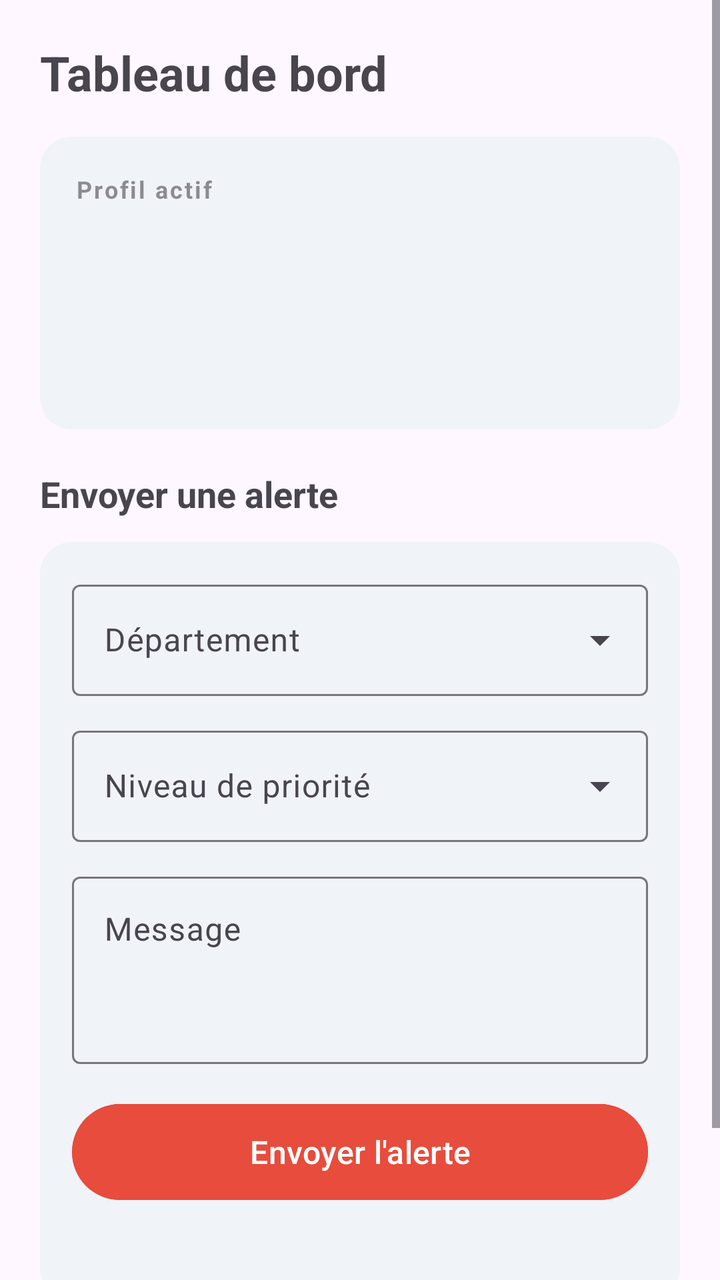
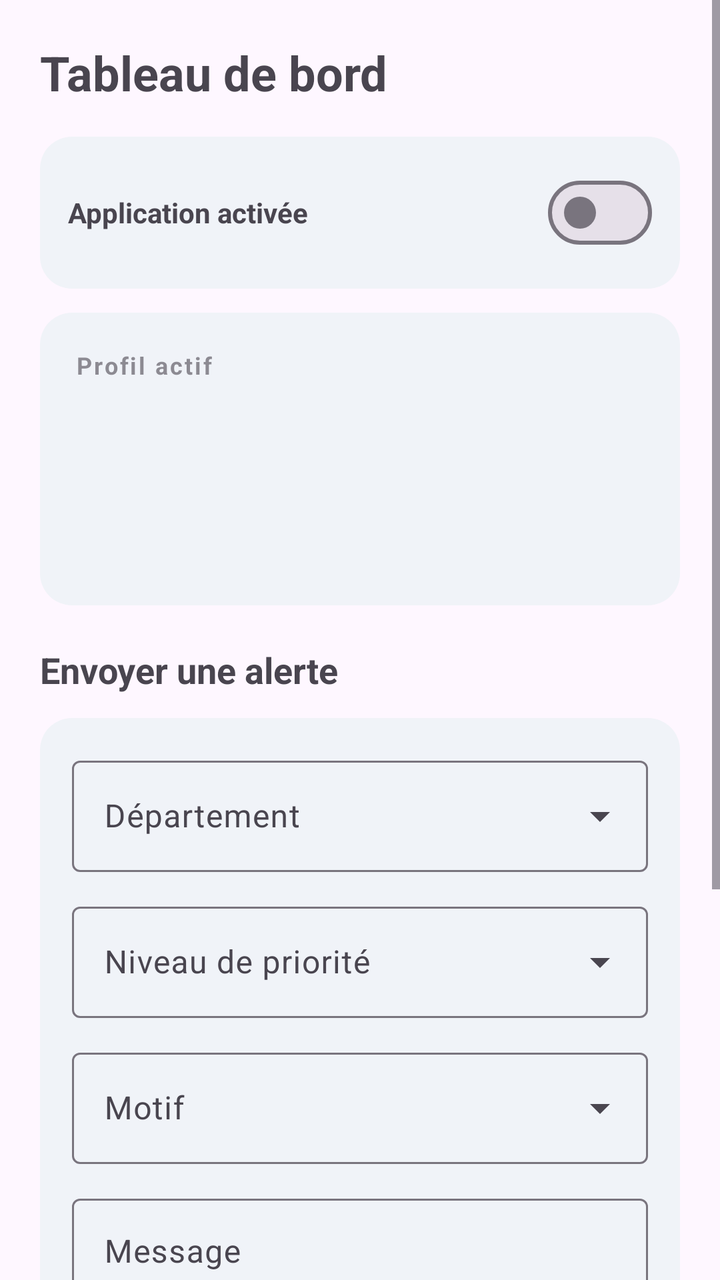

Compare the two renders of this Android layout. The source of the first and the diff that turns it into the second are given below.
<!-- AndroidManifest.xml: application theme Theme.IlineEmergency -->
<!-- res/layout/fragment_dashboard.xml -->
<?xml version="1.0" encoding="utf-8"?>
<ScrollView xmlns:android="http://schemas.android.com/apk/res/android"
    xmlns:app="http://schemas.android.com/apk/res-auto"
    android:layout_width="match_parent"
    android:layout_height="match_parent"
    android:fillViewport="true">

    <LinearLayout
        android:layout_width="match_parent"
        android:layout_height="wrap_content"
        android:orientation="vertical"
        android:padding="20dp">

        <TextView
            android:layout_width="wrap_content"
            android:layout_height="wrap_content"
            android:text="@string/dashboard_title"
            android:textSize="24sp"
            android:textStyle="bold"
            android:layout_marginBottom="16dp" />

        
        <LinearLayout
            android:id="@+id/profileCard"
            android:layout_width="match_parent"
            android:layout_height="wrap_content"
            android:orientation="vertical"
            android:background="@drawable/bg_card"
            android:padding="18dp"
            android:layout_marginBottom="20dp">

            <TextView
                android:layout_width="wrap_content"
                android:layout_height="wrap_content"
                android:text="@string/label_current_profile"
                android:textStyle="bold"
                android:textSize="12sp"
                android:letterSpacing="0.08"
                android:alpha="0.6"
                android:layout_marginBottom="6dp" />

            <TextView
                android:id="@+id/textProfileName"
                android:layout_width="match_parent"
                android:layout_height="wrap_content"
                android:textSize="18sp"
                android:textStyle="bold" />

            <TextView
                android:id="@+id/textProfileRole"
                android:layout_width="match_parent"
                android:layout_height="wrap_content"
                android:alpha="0.75"
                android:layout_marginTop="2dp" />

            <TextView
                android:id="@+id/textFacilitySerial"
                android:layout_width="match_parent"
                android:layout_height="wrap_content"
                android:textSize="12sp"
                android:fontFamily="monospace"
                android:alpha="0.7"
                android:layout_marginTop="10dp" />

            <TextView
                android:id="@+id/textDeptSerial"
                android:layout_width="match_parent"
                android:layout_height="wrap_content"
                android:textSize="12sp"
                android:fontFamily="monospace"
                android:alpha="0.7" />

        </LinearLayout>

        
        <TextView
            android:layout_width="wrap_content"
            android:layout_height="wrap_content"
            android:text="@string/send_alert_title"
            android:textSize="18sp"
            android:textStyle="bold"
            android:layout_marginBottom="12dp" />

        <LinearLayout
            android:layout_width="match_parent"
            android:layout_height="wrap_content"
            android:orientation="vertical"
            android:background="@drawable/bg_card"
            android:padding="16dp">

            <com.google.android.material.textfield.TextInputLayout
                style="@style/Widget.Material3.TextInputLayout.OutlinedBox.ExposedDropdownMenu"
                android:layout_width="match_parent"
                android:layout_height="wrap_content"
                android:hint="@string/label_department"
                android:layout_marginBottom="12dp">
                <AutoCompleteTextView
                    android:id="@+id/spinnerTargetDepartment"
                    android:layout_width="match_parent"
                    android:layout_height="wrap_content"
                    android:inputType="none"
                    android:editable="false" />
            </com.google.android.material.textfield.TextInputLayout>

            <com.google.android.material.textfield.TextInputLayout
                style="@style/Widget.Material3.TextInputLayout.OutlinedBox.ExposedDropdownMenu"
                android:layout_width="match_parent"
                android:layout_height="wrap_content"
                android:hint="@string/label_priority"
                android:layout_marginBottom="12dp">
                <AutoCompleteTextView
                    android:id="@+id/spinnerPriority"
                    android:layout_width="match_parent"
                    android:layout_height="wrap_content"
                    android:inputType="none"
                    android:editable="false" />
            </com.google.android.material.textfield.TextInputLayout>

            <com.google.android.material.textfield.TextInputLayout
                style="@style/Widget.Material3.TextInputLayout.OutlinedBox"
                android:layout_width="match_parent"
                android:layout_height="wrap_content"
                android:hint="@string/label_message"
                android:layout_marginBottom="16dp">
                <com.google.android.material.textfield.TextInputEditText
                    android:id="@+id/editMessage"
                    android:layout_width="match_parent"
                    android:layout_height="wrap_content"
                    android:inputType="textMultiLine"
                    android:minLines="3"
                    android:gravity="top" />
            </com.google.android.material.textfield.TextInputLayout>

            <com.google.android.material.button.MaterialButton
                android:id="@+id/buttonSendAlert"
                android:layout_width="match_parent"
                android:layout_height="56dp"
                android:textSize="16sp"
                android:textAllCaps="false"
                app:cornerRadius="28dp"
                android:backgroundTint="@color/brand_accent"
                android:text="@string/action_send_alert" />

            <TextView
                android:id="@+id/textSendResult"
                android:layout_width="match_parent"
                android:layout_height="wrap_content"
                android:layout_marginTop="12dp"
                android:textSize="13sp" />
        </LinearLayout>

        <TextView
            android:layout_width="match_parent"
            android:layout_height="wrap_content"
            android:text="@string/fcm_publish_not_implemented"
            android:textSize="11sp"
            android:alpha="0.55"
            android:layout_marginTop="16dp" />

    </LinearLayout>
</ScrollView>
<!-- resources referenced by this layout -->
<resources>
  <color name="brand_accent">#E74C3C</color>
  <!-- drawable bg_card (drawable) -->
  <?xml version="1.0" encoding="utf-8"?>
  <shape xmlns:android="http://schemas.android.com/apk/res/android" android:shape="rectangle">
      <corners android:radius="16dp" />
      <solid android:color="#F0F3F8" />
  </shape>
  <string name="action_send_alert">Envoyer l\'alerte</string>
  <string name="dashboard_title">Tableau de bord</string>
  <string name="fcm_publish_not_implemented">La diffusion en ligne (FCM) nécessite un composant serveur non encore implémenté — seul le repli SMS est actif pour l\'instant. Voir SMS_NOTES.md.</string>
  <string name="label_current_profile">Profil actif</string>
  <string name="label_department">Département</string>
  <string name="label_message">Message</string>
  <string name="label_priority">Niveau de priorité</string>
  <string name="send_alert_title">Envoyer une alerte</string>
  <style name="Theme.IlineEmergency" parent="Theme.Material3.DayNight.NoActionBar">
          <item name="colorPrimary">@color/brand_primary</item>
          <item name="colorPrimaryDark">@color/brand_primary_dark</item>
          <item name="colorAccent">@color/brand_accent</item>
          <item name="android:statusBarColor" tools:targetApi="l">@color/brand_primary_dark</item>
      </style>
  <color name="brand_primary">#1E3A5F</color>
  <color name="brand_primary_dark">#12253E</color>
</resources>

<!-- the commit's change to res/layout/fragment_dashboard.xml (unified diff, before → after) -->
@@ -21,6 +21,27 @@
 
         
         <LinearLayout
+            android:layout_width="match_parent"
+            android:layout_height="wrap_content"
+            android:orientation="horizontal"
+            android:gravity="center_vertical"
+            android:background="@drawable/bg_card"
+            android:padding="14dp"
+            android:layout_marginBottom="12dp">
+            <TextView
+                android:layout_width="0dp"
+                android:layout_height="wrap_content"
+                android:layout_weight="1"
+                android:text="@string/setting_app_enabled"
+                android:textStyle="bold" />
+            <com.google.android.material.materialswitch.MaterialSwitch
+                android:id="@+id/switchAppEnabledHeader"
+                android:layout_width="wrap_content"
+                android:layout_height="wrap_content" />
+        </LinearLayout>
+
+        
+        <LinearLayout
             android:id="@+id/profileCard"
             android:layout_width="match_parent"
             android:layout_height="wrap_content"
@@ -117,6 +138,20 @@
             </com.google.android.material.textfield.TextInputLayout>
 
             <com.google.android.material.textfield.TextInputLayout
+                style="@style/Widget.Material3.TextInputLayout.OutlinedBox.ExposedDropdownMenu"
+                android:layout_width="match_parent"
+                android:layout_height="wrap_content"
+                android:hint="@string/label_reason"
+                android:layout_marginBottom="12dp">
+                <AutoCompleteTextView
+                    android:id="@+id/spinnerReason"
+                    android:layout_width="match_parent"
+                    android:layout_height="wrap_content"
+                    android:inputType="none"
+                    android:editable="false" />
+            </com.google.android.material.textfield.TextInputLayout>
+
+            <com.google.android.material.textfield.TextInputLayout
                 style="@style/Widget.Material3.TextInputLayout.OutlinedBox"
                 android:layout_width="match_parent"
                 android:layout_height="wrap_content"
@@ -157,5 +192,14 @@
             android:alpha="0.55"
             android:layout_marginTop="16dp" />
 
+        <TextView
+            android:id="@+id/textFooter"
+            android:layout_width="match_parent"
+            android:layout_height="wrap_content"
+            android:gravity="center"
+            android:textSize="10sp"
+            android:alpha="0.5"
+            android:layout_marginTop="20dp" />
+
     </LinearLayout>
 </ScrollView>
<!-- resource entries referenced after the edit -->
@@ -14,7 +14,9 @@
   <string name="label_department">Département</string>
   <string name="label_message">Message</string>
   <string name="label_priority">Niveau de priorité</string>
+  <string name="label_reason">Motif</string>
   <string name="send_alert_title">Envoyer une alerte</string>
+  <string name="setting_app_enabled">Application activée</string>
   <style name="Theme.IlineEmergency" parent="Theme.Material3.DayNight.NoActionBar">
           <item name="colorPrimary">@color/brand_primary</item>
           <item name="colorPrimaryDark">@color/brand_primary_dark</item>
